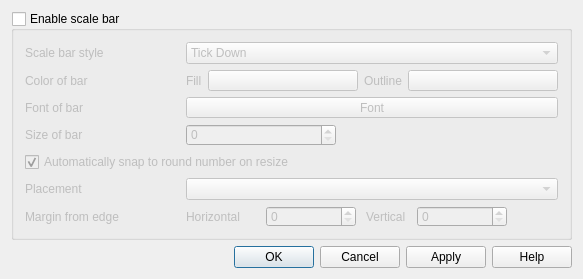
Old version of the form src/ui/qgsdecorationscalebardialog.ui in the repository qgis/QGIS.
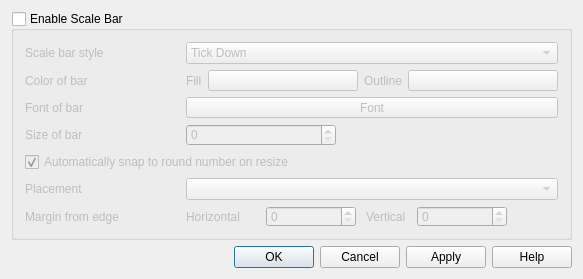
New version of the form. Icons and pictures are not drawn. Custom widgets are drawn as their Qt base class.

Patch:
```diff
--- a/src/ui/qgsdecorationscalebardialog.ui
+++ b/src/ui/qgsdecorationscalebardialog.ui
@@ -43,7 +43,7 @@
       </size>
      </property>
      <property name="title">
-      <string>Enable scale bar</string>
+      <string>Enable Scale Bar</string>
      </property>
      <property name="checkable">
       <bool>true</bool>
```
